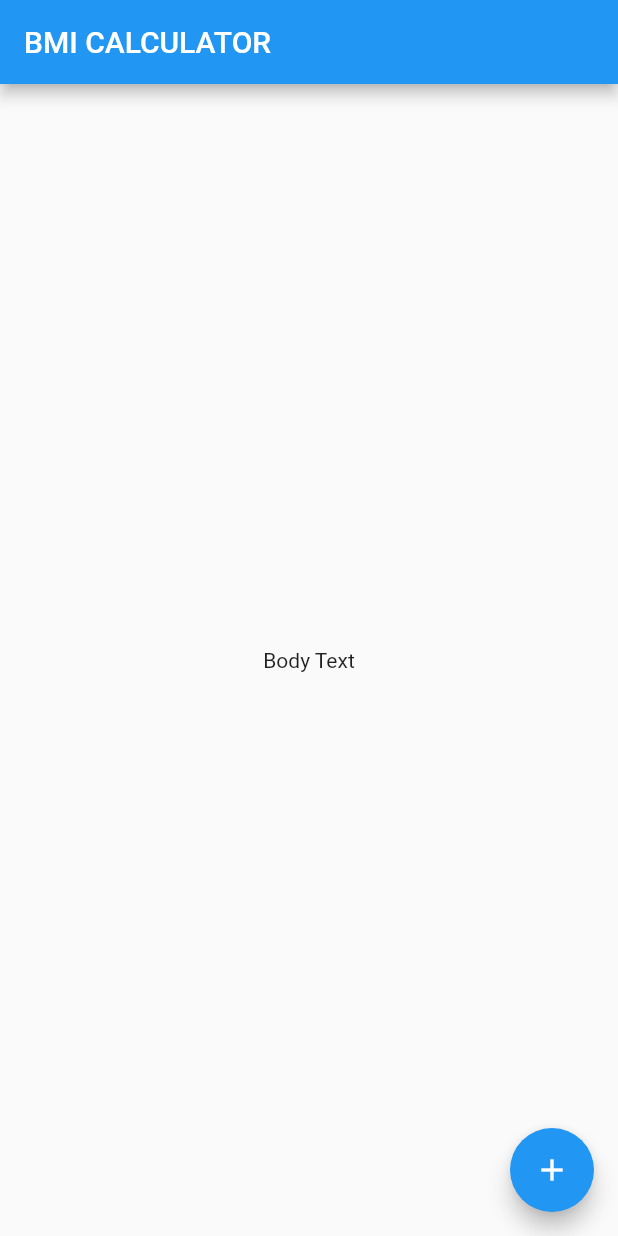
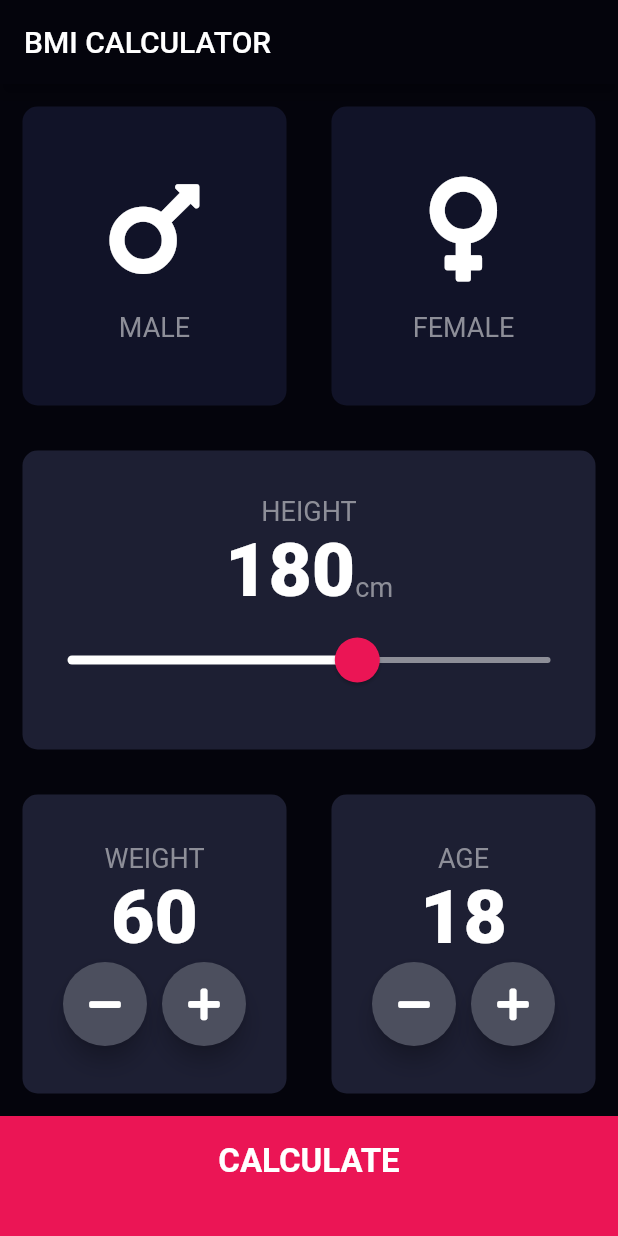
Before and after one commit to londonappbrewery/bmi-calculator-flutter, a Flutter app: the screen it shows after launch, on a phone screen of 412 x 824 dp. Run offline on Flutter 3.47's test engine with Material 2 defaults, Android fonts, the phone set to English and light mode, and no system bars; our stand-ins replace font_awesome_flutter.

Commit message:
完成
ページ遷移方法
classのデータの引き渡し
リファクタリング方法
stless, stfullの方法
新Widgetの作り方
Sliderの使い方。
FontAwsomeの利用方法
const,finalの使い方
Mapの使い方

```diff
--- /dev/null
+++ b/lib/calculate_brain.dart
@@ -0,0 +1,38 @@
+import 'dart:math';
+
+import 'package:flutter/cupertino.dart';
+
+class CalculatorBrain {
+CalculatorBrain({@required this.weight, @required this.height});
+
+  final int weight;
+  final int height;
+
+  double _bmi;
+
+  String calculateBMI() {
+    _bmi = weight / pow(height/100, 2);
+    return _bmi.toStringAsFixed(1);
+  }
+
+  String getResult(){
+    if(_bmi >= 25){
+      return 'Overweight';
+    }else if(_bmi > 18.5){
+      return 'normal';
+    } else {
+      return 'UnderWeight';
+    }
+  }
+
+  String getInterpretation (){
+    if(_bmi >= 25){
+      return 'You are higher than normal body weight, Try to Exercise more';
+    }else if(_bmi > 18.5){
+      return 'You have a normal Weight, Good Job! keep going';
+    } else {
+      return 'You are less than normal body weight, you can eat bit more';
+    }
+  }
+
+}
--- /dev/null
+++ b/lib/constants.dart
@@ -0,0 +1,43 @@
+import 'package:flutter/material.dart';
+import 'package:font_awesome_flutter/font_awesome_flutter.dart';
+
+const kBottomContainerHeight = 80.0;
+const kBackGroundColor = Color(0xFF1D1F33);
+const kBottomAccentColor = Color(0xFFEB1555);
+const kInactiveCardColor = Color(0xFF111328);
+const kActiveCardColor = Color(0xFF1D1E33);
+
+const kLabelTextStyle = TextStyle(
+  fontSize: 18.0,
+  color: Color(0xFF8D8E98),
+);
+
+const kFontWeight = TextStyle(
+    fontSize: 50.0,
+    fontWeight: FontWeight.w900
+);
+
+const kTitleTextStyle = TextStyle(
+  fontSize: 50,
+  fontWeight: FontWeight.bold,
+);
+
+const kResultStyle = TextStyle(
+  color: Color(0xFF24D867),
+  fontSize: 22.0,
+  fontWeight: FontWeight.bold,
+) ;
+
+const kBMITextStyle = TextStyle(
+  fontSize: 100.0,
+  fontWeight: FontWeight.bold,
+);
+
+const kBodyTextStyle = TextStyle(
+  fontSize: 22.0,
+);
+
+const kBottomButton = TextStyle(
+  fontSize: 22.0,
+  fontWeight: FontWeight.bold,
+);
--- /dev/null
+++ b/lib/contents/bottom_button.dart
@@ -0,0 +1,29 @@
+import 'package:flutter/material.dart';
+import '../constants.dart';
+
+class BottomButton extends StatelessWidget {
+  final String buttonTitle;
+  final Function onTap;
+
+  BottomButton({@required this.buttonTitle, @required this.onTap});
+
+  @override
+  Widget build(BuildContext context) {
+    return GestureDetector(
+      onTap: onTap,
+      child: Container(
+        child: Center(
+          child: Text(
+
+            buttonTitle,
+            style: kBottomButton,
+          ),
+        ),
+        height: kBottomContainerHeight,
+        width: double.infinity,
+        color: kBottomAccentColor,
+        padding: EdgeInsets.only(bottom: 20.0),
+      ),
+    );
+  }
+}
--- /dev/null
+++ b/lib/contents/icon_content.dart
@@ -0,0 +1,29 @@
+import 'package:flutter/material.dart';
+import '../constants.dart';
+
+class IconContent extends StatelessWidget {
+  IconContent({this.icon, this.label});
+
+  final IconData icon;
+  final String label;
+
+  @override
+  Widget build(BuildContext context) {
+    return Column(
+      mainAxisAlignment: MainAxisAlignment.center,
+      children: <Widget>[
+        Icon(
+          icon,
+          size: 80.0,
+        ),
+        SizedBox(
+          height: 15.0,
+        ),
+        Text(
+          label,
+          style: kLabelTextStyle,
+        ),
+      ],
+    );
+  }
+}
--- /dev/null
+++ b/lib/contents/reusable_card.dart
@@ -0,0 +1,24 @@
+import 'package:flutter/material.dart';
+
+class ReusableCard extends StatelessWidget {
+  final Color colour;
+  final Widget cardChild;
+  final Function onPress;
+
+  ReusableCard({@required this.colour, this.cardChild, this.onPress});
+
+  @override
+  Widget build(BuildContext context) {
+    return GestureDetector(
+      onTap: onPress,
+      child: Container(
+        child: cardChild,
+        margin: EdgeInsets.all(15.0),
+        decoration: BoxDecoration(
+            color: colour,
+            borderRadius: BorderRadius.circular(10.0),
+        ),
+       ),
+    );
+  }
+}
--- a/lib/main.dart
+++ b/lib/main.dart
@@ -1,4 +1,5 @@
 import 'package:flutter/material.dart';
+import 'screen/input_page.dart';
 
 void main() => runApp(BMICalculator());
 
@@ -6,29 +7,14 @@ class BMICalculator extends StatelessWidget {
   @override
   Widget build(BuildContext context) {
     return MaterialApp(
+      theme: ThemeData.dark().copyWith(
+
+          primaryColor: Color(0xFF04040C),
+          scaffoldBackgroundColor: Color(0xFF04040C),
+          accentColor: Color(0xFFEB2D54),
+
+      ),
       home: InputPage(),
     );
   }
 }
-
-class InputPage extends StatefulWidget {
-  @override
-  _InputPageState createState() => _InputPageState();
-}
-
-class _InputPageState extends State<InputPage> {
-  @override
-  Widget build(BuildContext context) {
-    return Scaffold(
-      appBar: AppBar(
-        title: Text('BMI CALCULATOR'),
-      ),
-      body: Center(
-        child: Text('Body Text'),
-      ),
-      floatingActionButton: FloatingActionButton(
-        child: Icon(Icons.add),
-      ),
-    );
-  }
-}
--- /dev/null
+++ b/lib/screen/input_page.dart
@@ -0,0 +1,255 @@
+import 'package:flutter/material.dart';
+import 'package:font_awesome_flutter/font_awesome_flutter.dart';
+import '../contents/icon_content.dart';
+import '../contents/reusable_card.dart';
+import '../constants.dart';
+import 'result_page.dart';
+import '../contents/bottom_button.dart';
+import 'package:bmi_calculator/calculate_brain.dart';
+
+enum Gender { male, female }
+
+class InputPage extends StatefulWidget {
+  @override
+  _InputPageState createState() => _InputPageState();
+}
+
+class _InputPageState extends State<InputPage> {
+  Gender selectedGender;
+  int height = 180;
+  int weight = 60;
+  int age = 18;
+
+  @override
+  Widget build(BuildContext context) {
+    return Scaffold(
+      appBar: AppBar(
+        title: Text('BMI CALCULATOR'),
+      ),
+      body: Column(
+        crossAxisAlignment: CrossAxisAlignment.stretch,
+        children: <Widget>[
+          Expanded(
+            child: Row(
+              children: <Widget>[
+                Expanded(
+                  child: ReusableCard(
+                    onPress: () {
+                      setState(() {
+                        selectedGender = Gender.male;
+                      });
+                    },
+                    colour: selectedGender == Gender.male
+                        ? kActiveCardColor
+                        : kInactiveCardColor,
+                    cardChild: IconContent(
+                      icon: FontAwesomeIcons.mars,
+                      label: 'MALE',
+                    ),
+                  ),
+                ),
+                Expanded(
+                  child: ReusableCard(
+                    onPress: () {
+                      setState(() {
+                        selectedGender = Gender.female;
+                      });
+                    },
+                    colour: selectedGender == Gender.female
+                        ? kActiveCardColor
+                        : kInactiveCardColor,
+                    cardChild: IconContent(
+                      icon: FontAwesomeIcons.venus,
+                      label: 'FEMALE',
+                    ),
+                  ),
+                ),
+              ],
+            ),
+          ),
+          Expanded(
+            child: ReusableCard(
+              colour: kBackGroundColor,
+              cardChild: Column(
+                mainAxisAlignment: MainAxisAlignment.center,
+                children: <Widget>[
+                  Text(
+                    'HEIGHT',
+                    style: kLabelTextStyle,
+                  ),
+                  Row(
+                    mainAxisAlignment: MainAxisAlignment.center,
+                    crossAxisAlignment: CrossAxisAlignment.baseline,
+                    textBaseline: TextBaseline.alphabetic,
+                    children: <Widget>[
+                      Text(
+                        height.toString(),
+                        style: kFontWeight,
+                      ),
+                      Text(
+                        'cm',
+                        style: kLabelTextStyle,
+                      ),
+                    ],
+                  ),
+                  SliderTheme(
+                    data: SliderTheme.of(context).copyWith(
+                      activeTrackColor: Colors.white,
+                      inactiveTrackColor: Color(0xFF8D8E98),
+                      thumbColor: Color(0xFFEB1555),
+                      overlayColor: Color(0x29EB1555),
+                      thumbShape:
+                          RoundSliderThumbShape(enabledThumbRadius: 15.0),
+                      overlayShape: RoundSliderOverlayShape(overlayRadius: 30),
+                    ),
+                    child: Slider(
+                      value: height.toDouble(),
+                      max: 220,
+                      min: 120,
+                      onChanged: (double newValue) {
+                        setState(() {
+                          height = newValue.round();
+                        });
+                      },
+                    ),
+                  ),
+                ],
+              ),
+            ),
+          ),
+          Expanded(
+            child: Row(
+              children: <Widget>[
+                Expanded(
+                  child: ReusableCard(
+                    colour: kBackGroundColor,
+                    cardChild: Column(
+                      mainAxisAlignment: MainAxisAlignment.center,
+                      children: <Widget>[
+                        Text(
+                          'WEIGHT',
+                          style: kLabelTextStyle,
+                        ),
+                        Text(
+                          weight.toString(),
+                          style: kFontWeight,
+                        ),
+                        Row(
+                          mainAxisAlignment: MainAxisAlignment.center,
+                          children: <Widget>[
+                            RoundIconButton(
+                              icon: FontAwesomeIcons.minus,
+                              adjust: () {
+                                setState(() {
+                                  weight--;
+                                });
+                              },
+                            ),
+                            SizedBox(
+                              width: 10.0,
+                            ),
+                            RoundIconButton(
+                              icon: FontAwesomeIcons.plus,
+                              adjust: () {
+                                setState(() {
+                                  weight++;
+                                });
+                              },
+                            ),
+                          ],
+                        ),
+                      ],
+                    ),
+                  ),
+                ),
+                Expanded(
+                  child: ReusableCard(
+                    cardChild: Column(
+                      mainAxisAlignment: MainAxisAlignment.center,
+                      children: <Widget>[
+                        Text(
+                          'AGE',
+                          style: kLabelTextStyle,
+                        ),
+                        Text(
+                          age.toString(),
+                          style: kFontWeight,
+                        ),
+                        Row(
+                          mainAxisAlignment: MainAxisAlignment.center,
+                          children: <Widget>[
+                            RoundIconButton(
+                              icon: FontAwesomeIcons.minus,
+                              adjust: () {
+                                setState(() {
+                                  age--;
+                                });
+                              },
+                            ),
+                            SizedBox(
+                              width: 10.0,
+                            ),
+                            RoundIconButton(
+                              icon: FontAwesomeIcons.plus,
+                              adjust: () {
+                                setState(() {
+                                  age++;
+                                });
+                              },
+                            ),
+                          ],
+                        ),
+                      ],
+                    ),
+                    colour: kBackGroundColor,
+                  ),
+                ),
+              ],
+            ),
+          ),
+          BottomButton(
+            buttonTitle: 'CALCULATE',
+            onTap: () {
+              CalculatorBrain calc = CalculatorBrain(weight: weight, height: height);
+
+              Navigator.push(
+                context,
+                MaterialPageRoute(
+                  builder: (context) => ResultPage(
+                    bmiResult: calc.calculateBMI(),
+                    resultText: calc.getResult(),
+                    interpretation: calc.getInterpretation(),
+                  ),
+                ),
+              );
+            },
+          ),
+        ],
+      ),
+    );
+  }
+}
+
+
+
+class RoundIconButton extends StatelessWidget {
+  final IconData icon;
+  final Function adjust;
+
+  RoundIconButton({@required this.icon, @required this.adjust});
+
+  @override
+  Widget build(BuildContext context) {
+    return RawMaterialButton(
+      child: Icon(icon),
+      onPressed: adjust,
+      elevation: 6.0,
+      shape: CircleBorder(),
+      fillColor: Color(0xFF4C4F5E),
+      constraints: BoxConstraints.tightFor(
+        width: 56.0,
+        height: 56.0,
+      ),
+    );
+  }
+}
--- a/pubspec.yaml
+++ b/pubspec.yaml
@@ -11,6 +11,7 @@ dependencies:
     sdk: flutter
 
   cupertino_icons: ^0.1.2
+  font_awesome_flutter: ^8.8.1
 
 dev_dependencies:
   flutter_test:
```
Also changed, not shown: 1 other file.
